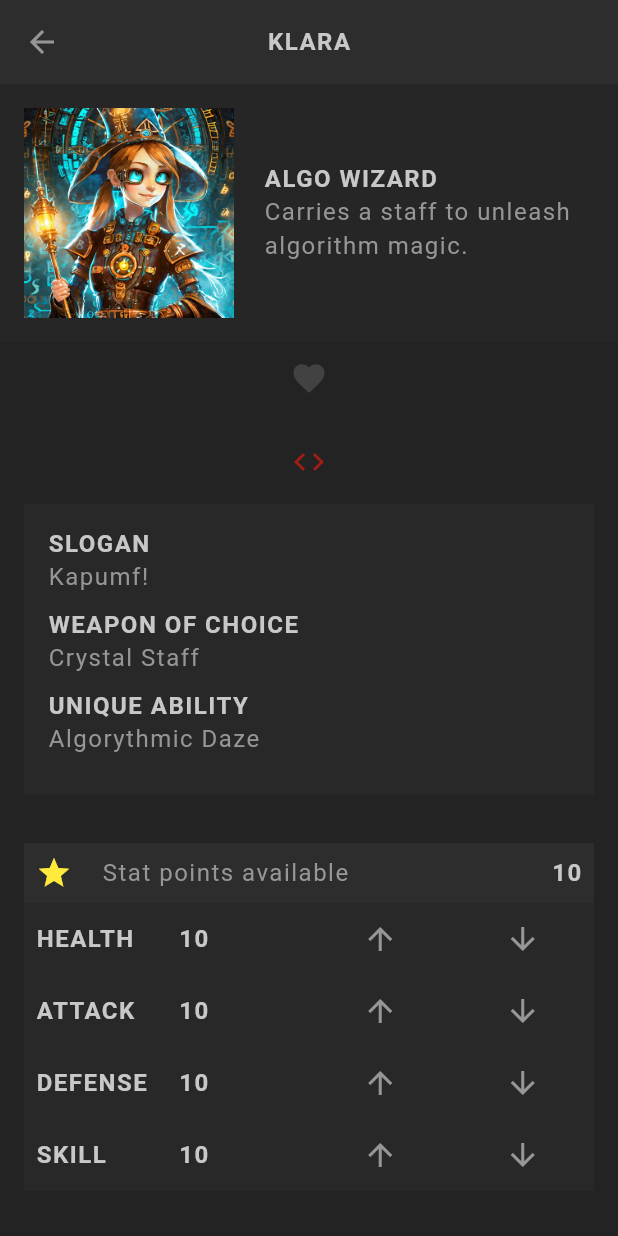
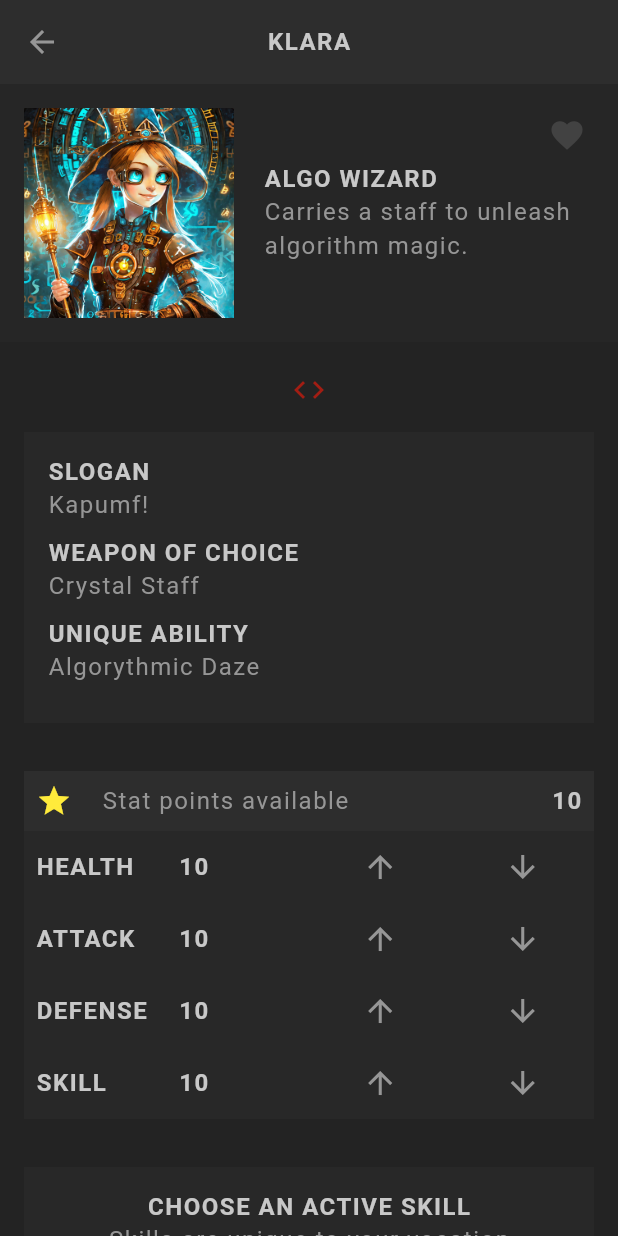
Before and after one commit to jecode93/app_rpg, a Flutter app: the Profile screen opened directly with sample values from the repository, on a phone screen of 412 x 824 dp. Run offline on Flutter 3.47's test engine with Material 3 defaults, Android fonts, the phone set to English and light mode, and no system bars; our stand-ins replace cloud_firestore, firebase_core, google_fonts; accounts and stored records are empty; Roboto replaces fonts that are missing (Kanit).

Commit message:
Stack and Positioned Widgets.

```diff
--- a/lib/screens/profile/profile.dart
+++ b/lib/screens/profile/profile.dart
@@ -28,6 +28,8 @@ class Profile extends StatelessWidget {
           crossAxisAlignment: CrossAxisAlignment.center,
           children: [
             // Basic info - image, vocation, description
+            Stack(
+              children: [
                 Container(
                   padding: const EdgeInsets.all(16),
                   color: AppColors.secondaryColor.withOpacity(0.3),
@@ -54,8 +56,14 @@ class Profile extends StatelessWidget {
                     ],
                   ),
                 ),
+                Positioned(
+                  top: 10,
+                  right: 10,
+                  child: Heart(character: character),
+                ),
+              ],
+            ),
 
-            Heart(character: character),
             // Weapon, ability and slogan
             const SizedBox(
               height: 20,
```
Lines whose indentation alone changed are shown as unchanged.
